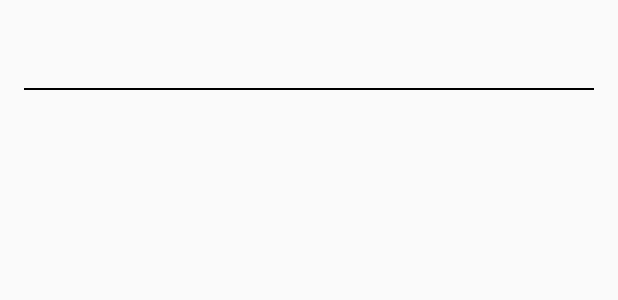
After one commit to willbrom/FakeWeatherApp, an Android app: the layout list_item.xml on its own in the app's theme, with its tools: preview values and no code run, on a phone screen of 412 x 824 dp. The commit adds this screen. Shown: the top 300 px of the screen. Run offline under Robolectric (Android 15) with nearby library versions, the phone set to English and light mode, and no system bars.

Commit message:
Added a RecyclerView and click listener

```diff
--- a/app/build.gradle
+++ b/app/build.gradle
@@ -25,6 +25,6 @@ dependencies {
         exclude group: 'com.android.support', module: 'support-annotations'
     })
     compile 'com.android.support:appcompat-v7:26.+'
-    compile 'com.android.support.constraint:constraint-layout:1.0.2'
+    compile 'com.android.support:recyclerview-v7:26.+'
     testCompile 'junit:junit:4.12'
 }
--- a/app/src/main/java/com/example/toshiba/udacityweatherapp/utilities/JsonUtils.java
+++ b/app/src/main/java/com/example/toshiba/udacityweatherapp/utilities/JsonUtils.java
@@ -1,14 +1,8 @@
 package com.example.toshiba.udacityweatherapp.utilities;
-
-import android.util.Log;
 
 import org.json.JSONArray;
 import org.json.JSONException;
 import org.json.JSONObject;
-
-/**
- * Created by TOSHIBA on 8/20/2017.
- */
 
 public class JsonUtils {
 
--- /dev/null
+++ b/app/src/main/res/layout/list_item.xml
@@ -0,0 +1,23 @@
+<?xml version="1.0" encoding="utf-8"?>
+<LinearLayout xmlns:android="http://schemas.android.com/apk/res/android"
+    android:layout_width="match_parent"
+    android:layout_height="wrap_content"
+    android:orientation="vertical"
+    android:padding="16dp">
+
+    <TextView
+        android:id="@+id/tv_list_item"
+        android:layout_width="wrap_content"
+        android:layout_height="wrap_content"
+        style="@style/TextAppearance.AppCompat.Title"
+        android:textStyle="bold"
+        android:fontFamily="cursive"
+        android:textSize="26sp"
+        android:layout_marginBottom="10dp" />
+
+    <TextView
+        android:layout_width="match_parent"
+        android:layout_height="1dp"
+        android:background="#000"/>
+
+</LinearLayout>
```
Also changed, not shown: app/src/main/java/com/example/toshiba/udacityweatherapp/MainActivity.java (+25 -13 lines), app/src/main/java/com/example/toshiba/udacityweatherapp/WeatherDataAdapter.java (added, +66 -0 lines), app/src/main/res/layout/activity_main.xml (+8 -13 lines).
